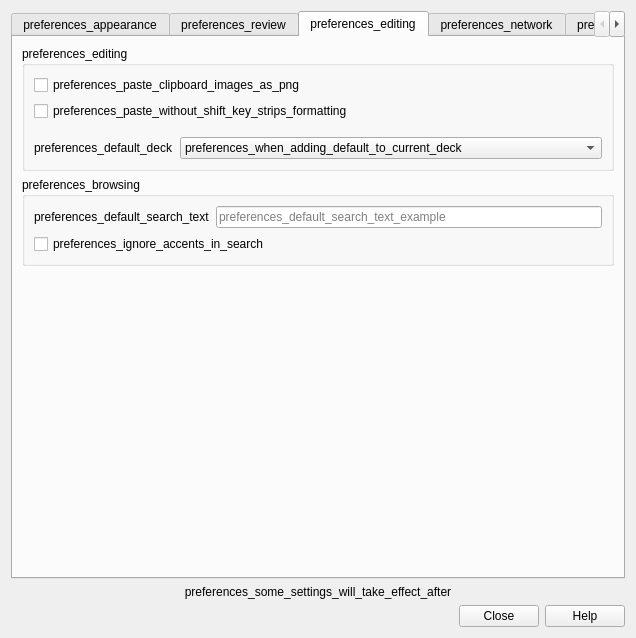
This is qt/aqt/forms/preferences.ui in abdnh/anki as Qt 5 draws it before an edit. The edited form follows.
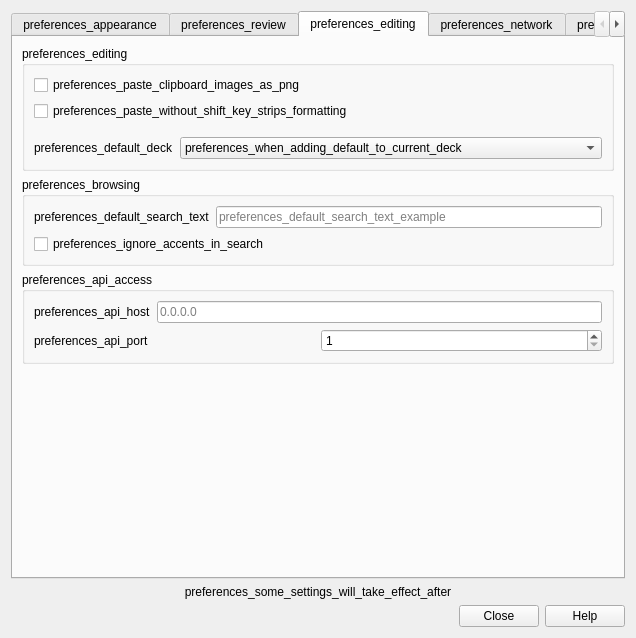
This is the edited form. The open tabs and pages were chosen to show the change.

The edit to the form file:
```diff
--- a/qt/aqt/forms/preferences.ui
+++ b/qt/aqt/forms/preferences.ui
@@ -628,6 +628,60 @@
          </layout>
         </widget>
        </item>
+       <item>
+        <widget class="QGroupBox" name="browserGroupBox">
+         <property name="title">
+          <string>preferences_api_access</string>
+         </property>
+         <layout class="QVBoxLayout" name="verticalLayout">
+          <item>
+           <layout class="QHBoxLayout" name="horizontalLayout_6">
+            <item>
+             <widget class="QLabel" name="api_host_label">
+              <property name="text">
+               <string>preferences_api_host</string>
+              </property>
+              <property name="buddy">
+               <cstring>api_host</cstring>
+              </property>
+             </widget>
+            </item>
+            <item>
+             <widget class="QLineEdit" name="api_host">
+              <property name="placeholderText">
+                <string notr="true">0.0.0.0</string>
+              </property>
+             </widget>
+            </item>
+           </layout>
+          </item>
+          <item>
+           <layout class="QHBoxLayout" name="horizontalLayout_7">
+            <item>
+             <widget class="QLabel" name="api_port_label">
+              <property name="text">
+               <string>preferences_api_port</string>
+              </property>
+              <property name="buddy">
+               <cstring>api_port</cstring>
+              </property>
+             </widget>
+            </item>
+            <item>
+             <widget class="QSpinBox" name="api_port">
+              <property name="minimum">
+               <number>1</number>
+              </property>
+              <property name="maximum">
+               <number>65535</number>
+              </property>
+             </widget>
+            </item>
+            </layout>
+          </item>
+         </layout>
+        </widget>
+       </item>
        <item>
         <spacer name="verticalSpacer_3">
          <property name="orientation">
```
